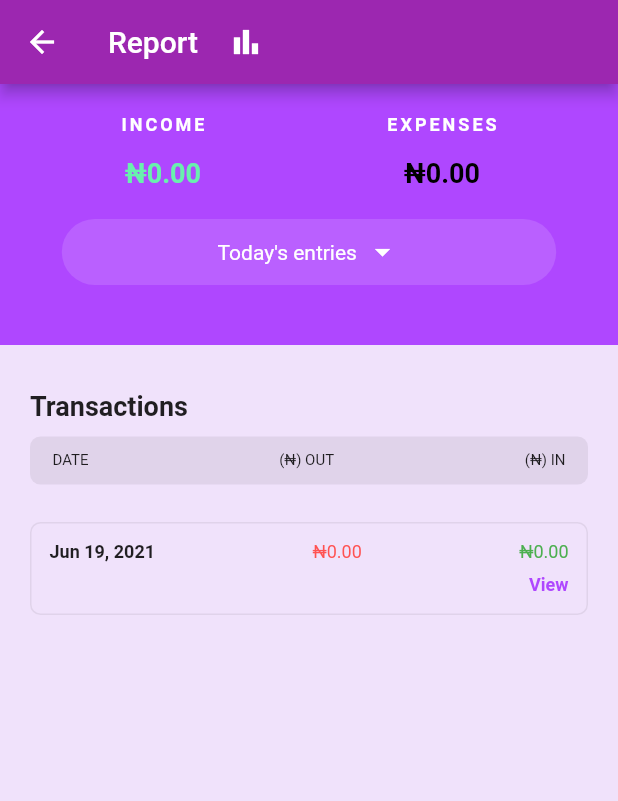
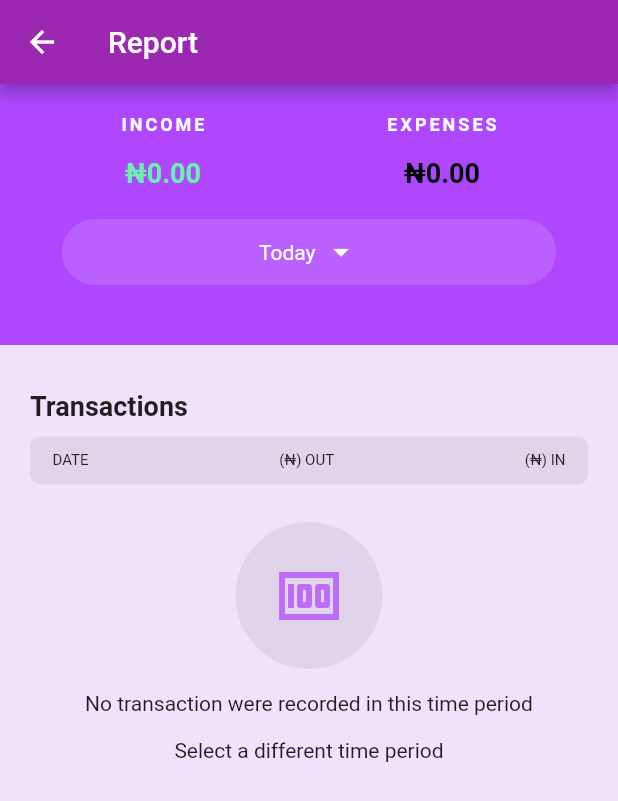
Before and after one commit to benjaminudoh10/balance-sheet, a Flutter app: the screen it shows after launch, after a tap on "SEE ALL YOUR TRANSACTIONS", on a phone screen of 412 x 824 dp. Shown: the top 801 px of the screen. Run offline on Flutter 3.47's test engine with Material 2 defaults, Android fonts, the phone set to English and light mode, and no system bars; our stand-ins replace flutter_spinkit, get, modal_bottom_sheet, sqflite; accounts and stored records are empty.

Commit message:
[Ben] Code interactivity after delete from report modal view
Signed-off-by: Benjamin Udoh <benjaminudoh10@gmail.com>

```diff
--- a/lib/controllers/reportController.dart
+++ b/lib/controllers/reportController.dart
@@ -1,5 +1,6 @@
 import 'package:balance_sheet/database/operations.dart' as db;
 import 'package:balance_sheet/enums.dart';
+import 'package:balance_sheet/models/transaction.dart';
 import 'package:flutter/material.dart';
 import 'package:get/get.dart';
 import 'package:intl/intl.dart';
@@ -7,14 +8,15 @@ import 'package:intl/intl.dart';
 class ReportController extends GetxController {
   RxBool fetchingTransaction = false.obs;
   var type = ReportType.today.obs;
-  RxString label = "Today's entries".obs;
+  RxString label = "Today".obs;
   RxDouble amount = 0.0.obs;
 
   RxInt income = 0.obs;
   RxInt expense = 0.obs;
 
-  var transactions = [];
-  var splitTransactions = {}.obs;
+  RxList<Transaction> transactions = <Transaction>[].obs;
+  RxMap<int, List<Transaction>> splitTransactions = <int, List<Transaction>>{}.obs;
+
   DateTime singleDate = DateTime.now();
   DateTimeRange dateTimeRange = DateTimeRange(
     start: DateTime.now(),
@@ -31,15 +33,19 @@ class ReportController extends GetxController {
 
     getTransactions();
     getTransactionTotal();
+
+    transactions.listen((txns) {
+      splitTransactions.value = splitTransactionsIntoDays(txns);
+    });
   }
 
   changeType(ReportType reportType) async {
     if (reportType == ReportType.today) {
-      label.value = "Today's entries";
+      label.value = "Today";
     } else if (reportType == ReportType.month) {
       label.value = "This month";
     } else if (reportType == ReportType.lastWeek) {
-      label.value = "Last week";
+      label.value = "This week";
     } else if (reportType == ReportType.lastMonth) {
       label.value = "Last month";
     } else if (reportType == ReportType.singleDay) {
@@ -140,17 +146,17 @@ class ReportController extends GetxController {
   }
 
   getTransactions() async {
-    transactions = await db.getAllTransactions(
+    transactions.value = await db.getAllTransactions(
       timeFrames[0],
       timeFrames[1],
     );
     splitTransactions.value = splitTransactionsIntoDays(transactions);
   }
 
-  splitTransactionsIntoDays(List transactions) {
+  Map<int, List<Transaction>> splitTransactionsIntoDays(List<Transaction> transactions) {
     int startTime = timeFrames[0];
     int oneDay = 86400000;
-    Map<int, List> splitData = {};
+    Map<int, List<Transaction>> splitData = {};
     while (startTime < timeFrames[1]) {
       splitData[startTime] = transactions.where(
         (transaction) {
@@ -177,8 +183,8 @@ class ReportController extends GetxController {
     return await showDatePicker(
       context: Get.context,
       initialDate: singleDate,
-      firstDate: DateTime(2000),
-      lastDate: DateTime(2045),
+      firstDate: DateTime(2021, 6),
+      lastDate: DateTime.now(),
       selectableDayPredicate: (day) => day.isBefore(DateTime.now())
     );
   }
--- a/lib/controllers/transactionController.dart
+++ b/lib/controllers/transactionController.dart
@@ -1,3 +1,4 @@
+import 'package:balance_sheet/controllers/reportController.dart';
 import 'package:balance_sheet/database/operations.dart' as db;
 import 'package:balance_sheet/models/transaction.dart';
 import 'package:balance_sheet/enums.dart';
@@ -89,14 +90,14 @@ class TransactionController extends GetxController {
       Get.snackbar(
         "Successful",
         "Transaction deleted successfully",
-        snackPosition: SnackPosition.BOTTOM,
-        backgroundColor: Color(0x22AF47FF),
+        snackPosition: SnackPosition.TOP,
+        backgroundColor: Color(0xdd5DAC7F),
       );
     } else {
       Get.snackbar(
         "Not deleted",
-        "Error occured while deleting transaction",
-        snackPosition: SnackPosition.BOTTOM,
+        "This transaction has already been deleted. Close modal and reopen to get rid of it.",
+        snackPosition: SnackPosition.TOP,
         backgroundColor: Color(0x22FF0000),
       );
     }
@@ -137,6 +138,21 @@ class TransactionController extends GetxController {
       todaysIncome.value -= transaction.amount;
       total.value -= transaction.amount;
     }
+
+    try {
+      ReportController _reportController = Get.find();
+
+      _reportController.transactions.value = _reportController.transactions.where(
+        (txn) => transaction.id != txn.id
+      ).toList();
+      if (transaction.type == TransactionType.expenditure) {
+        _reportController.expense.value -= transaction.amount;
+      } else {
+        _reportController.income.value -= transaction.amount;
+      }
+    } catch (error) {
+      print('$error');
+    }
   }
 
   updateControllerDataAfterUpdate(Transaction transaction, Transaction previousTransaction) {
--- a/lib/main.dart
+++ b/lib/main.dart
@@ -1,6 +1,5 @@
 import 'package:balance_sheet/controllers/appController.dart';
 import 'package:balance_sheet/controllers/bottomNavController.dart';
-import 'package:balance_sheet/controllers/reportController.dart';
 import 'package:balance_sheet/controllers/transactionController.dart';
 import 'package:balance_sheet/screens/splash.dart';
 import 'package:flutter/material.dart';
@@ -11,7 +10,6 @@ void main() {
   Get.put(AppController());
   Get.put(BottomNavController());
   Get.put(TransactionController());
-  Get.put(ReportController());
   Get.config(
     // enableLog: true,
     // defaultPopGesture: true,
--- a/lib/screens/main_screen.dart
+++ b/lib/screens/main_screen.dart
@@ -112,36 +112,19 @@ class MainView extends StatelessWidget {
                     _transactionController.todaysIncome.value,
                     _transactionController.todaysExpense.value
                   )),
-                  Expanded(
+                  Obx(() => Expanded(
                     child: _transactionController.transactions.length == 0
-                      ? Container(
-                          child: Column(
-                            children: [
-                              roundedIcon(
-                                icon: Icons.money,
-                                iconColor: Color(0xbbAF47FF),
-                                iconSize: 48.0,
-                                containerColor: Color(0x11000000),
-                                padding: EdgeInsets.all(25.0)
-                              ),
-                              SizedBox(height: 15.0),
-                              Text(
-                                'Add your first transaction today.'
-                              ),
-                              SizedBox(height: 15.0),
-                              Text(
-                                'Click "Income" or "Expenditure" above.'
-                              ),
-                            ],
-                          ),
+                      ? noTransaction(
+                          'Add your first transaction today.',
+                          'Click "Income" or "Expenditure" above.',
                         )
-                      : Obx(() => ListView(
+                      : ListView(
                           padding: EdgeInsets.only(top: 0.0),
                           children: _transactionController.transactions.map(
                             (transaction) => singleTransactionContainer(transaction)
                           ).toList(),
-                        )),
-                  ),
+                        ),
+                  )),
                 ],
               ),
             ),
--- a/lib/screens/report.dart
+++ b/lib/screens/report.dart
@@ -11,19 +11,21 @@ import 'package:modal_bottom_sheet/modal_bottom_sheet.dart';
 const double APP_WIDTH = 20.0;
 
 class ReportView extends StatelessWidget {
-  final ReportController _reportController = Get.find();
-
   @override
   Widget build(BuildContext context) {
+    ReportController _reportController = Get.put(ReportController());
+
     return Scaffold(
       appBar: AppBar(
-        title: Row(
-          children: [
-            Text("Report"),
-            SizedBox(width: 20.0),
-            Icon(Icons.bar_chart)
-          ],
-        ),
+        title: Text("Report"),
+        // actions: [
+        //   IconButton(
+        //     icon: Icon(Icons.bar_chart),
+        //     onPressed: () => _showCharts(23, 158),
+        //     tooltip: "View chart",
+        //   ),
+        //   SizedBox(width: 10.0),
+        // ],
       ),
       body: Obx(() => Container(
         child: Column(
@@ -38,7 +40,7 @@ class ReportView extends StatelessWidget {
               ),
               child: Column(
                 children: [
-                  Row(
+                  Obx(() => Row(
                     mainAxisAlignment: MainAxisAlignment.spaceAround,
                     children: [
                       Column(
@@ -86,7 +88,7 @@ class ReportView extends StatelessWidget {
                         ],
                       ),
                     ],
-                  ),
+                  )),
                   GestureDetector(
                     onTap: () => Get.dialog(
                       Dialog(
@@ -100,7 +102,7 @@ class ReportView extends StatelessWidget {
                           child: Column(
                             children: [
                               _buildDialogItem(
-                                "Today's entries",
+                                "Today",
                                 () => _reportController.changeType(ReportType.today),
                                 _reportController.type.value == ReportType.today,
                               ),
@@ -110,7 +112,7 @@ class ReportView extends StatelessWidget {
                                 _reportController.type.value == ReportType.month,
                               ),
                               _buildDialogItem(
-                                "Last week",
+                                "This week",
                                 () => _reportController.changeType(ReportType.lastWeek),
                                 _reportController.type.value == ReportType.lastWeek,
                               ),
@@ -172,7 +174,7 @@ class ReportView extends StatelessWidget {
                 decoration: BoxDecoration(
                   color: Color(0x22AF47FF),
                 ),
-                child: SingleChildScrollView(
+                child: Obx(() => SingleChildScrollView(
                   child: Column(
                     crossAxisAlignment: CrossAxisAlignment.start,
                     children: [
@@ -220,10 +222,15 @@ class ReportView extends StatelessWidget {
                           ],
                         ),
                       ),
-                      ..._buildTransactionContainer(_reportController.splitTransactions.value),
+                      if (_reportController.transactions.length != 0)
+                        ..._buildTransactionContainer(_reportController.splitTransactions),
+                      if (_reportController.transactions.length == 0) noTransaction(
+                        "No transaction were recorded in this time period",
+                        "Select a different time period",
+                      ),
                     ],
                   ),
-                ),
+                )),
               ),
             ),
           ],
@@ -259,20 +266,21 @@ class ReportView extends StatelessWidget {
     );
   }
 
-  List<Widget> _buildTransactionContainer(Map<int, List> splitData) {
+  List<Widget> _buildTransactionContainer(Map<int, List<Transaction>> splitData) {
     return splitData.keys.toList().map((date) {
-      String formattedDate = DateFormat.yMMMd().format(DateTime.fromMillisecondsSinceEpoch(date));
+      String formattedDate = DateFormat.yMMMd().format(
+        DateTime.fromMillisecondsSinceEpoch(date)
+      );
       List<Transaction> transactions = splitData[date];
+      if (transactions.length == 0) {
+        return SizedBox();
+      }
 
-      List<Transaction> expenseTxns = transactions.where(
-        (transaction) => transaction.type == TransactionType.expenditure
-      ).toList();
-      List<Transaction> incomeTxns = transactions.where(
-        (transaction) => transaction.type == TransactionType.income
-      ).toList();
-
-      int expense = expenseTxns.fold(0, (value, element) => value + element.amount);
-      int income = incomeTxns.fold(0, (value, element) => value + element.amount);
+      int expense = 0, income = 0;
+      transactions.forEach((transaction) {
+        if (transaction.type == TransactionType.income) income += transaction.amount;
+        else expense += transaction.amount;
+      });
 
       return GestureDetector(
         onTap: () => _showTransactions(formattedDate, transactions, income, expense),
@@ -331,9 +339,8 @@ class ReportView extends StatelessWidget {
 }
 
 void _showTransactions(String date, List<Transaction> transactions, int income, int expense) {
-  BuildContext context = Get.context;
   showCupertinoModalBottomSheet(
-    context: context,
+    context: Get.context,
     expand: true,
     builder: (context) => Scaffold(
       body: SafeArea(
@@ -367,7 +374,13 @@ void _showTransactions(String date, List<Transaction> transactions, int income,
                   ],
                 ),
                 totalDayTransaction(date, income, expense),
-                ...transactions.map((transaction) => singleTransactionContainer(transaction)),
+                if (transactions.length != 0)
+                  ...transactions.map((transaction) => singleTransactionContainer(transaction)),
+                if (transactions.length == 0)
+                  noTransaction(
+                    "No transaction were recorded on this day",
+                    "Select a different day"
+                  ),
               ],
             ),
           ),
@@ -376,3 +389,21 @@ void _showTransactions(String date, List<Transaction> transactions, int income,
     ),
   );
 }
+
+// void _showCharts(int income, int expense) {
+//   BuildContext context = Get.context;
+//   showCupertinoModalBottomSheet(
+//     context: context,
+//     expand: true,
+//     builder: (context) => Scaffold(
+//       body: SafeArea(
+//         child: SingleChildScrollView(
+//           child: Container(
+//             color: Colors.white,
+//             padding: EdgeInsets.all(20.0),
+//           ),
+//         ),
+//       ),
+//     ),
+//   );
+// }
--- a/lib/widgets/widgets.dart
+++ b/lib/widgets/widgets.dart
@@ -1,4 +1,3 @@
-import 'package:balance_sheet/controllers/transactionController.dart';
 import 'package:balance_sheet/models/transaction.dart';
 import 'package:balance_sheet/screens/details.dart';
 import 'package:balance_sheet/enums.dart';
@@ -193,3 +192,25 @@ Widget singleTransactionContainer(Transaction transaction) {
     ),
   );
 }
+
+Widget noTransaction(String primaryText, String secondaryText) {
+  return Center(
+    child: Container(
+      child: Column(
+        children: [
+          roundedIcon(
+            icon: Icons.money,
+            iconColor: Color(0xbbAF47FF),
+            iconSize: 48.0,
+            containerColor: Color(0x11000000),
+            padding: EdgeInsets.all(25.0)
+          ),
+          SizedBox(height: 15.0),
+          Text(primaryText),
+          SizedBox(height: 15.0),
+          Text(secondaryText),
+        ],
+      ),
+    ),
+  );
+}
--- a/pubspec.yaml
+++ b/pubspec.yaml
@@ -34,6 +34,7 @@ dependencies:
   sqflite: ^1.3.1+1
   path_provider: ^1.6.14
   intl: any
+  # charts_flutter: ^0.10.0
 
 dev_dependencies:
   flutter_test:
```
